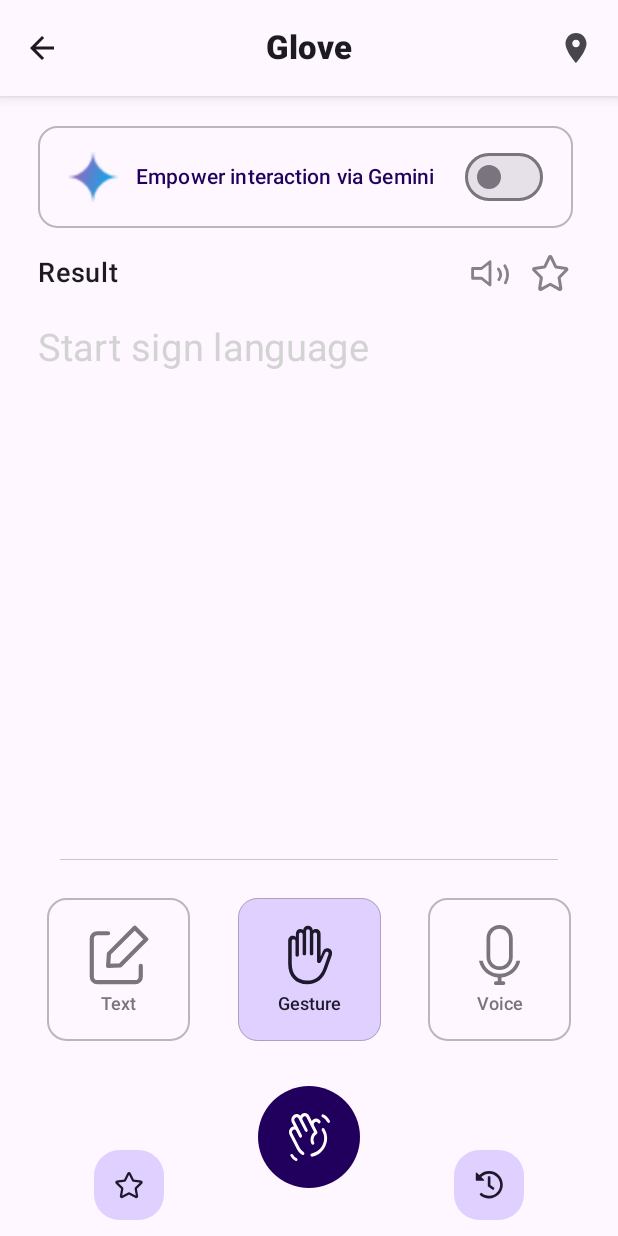
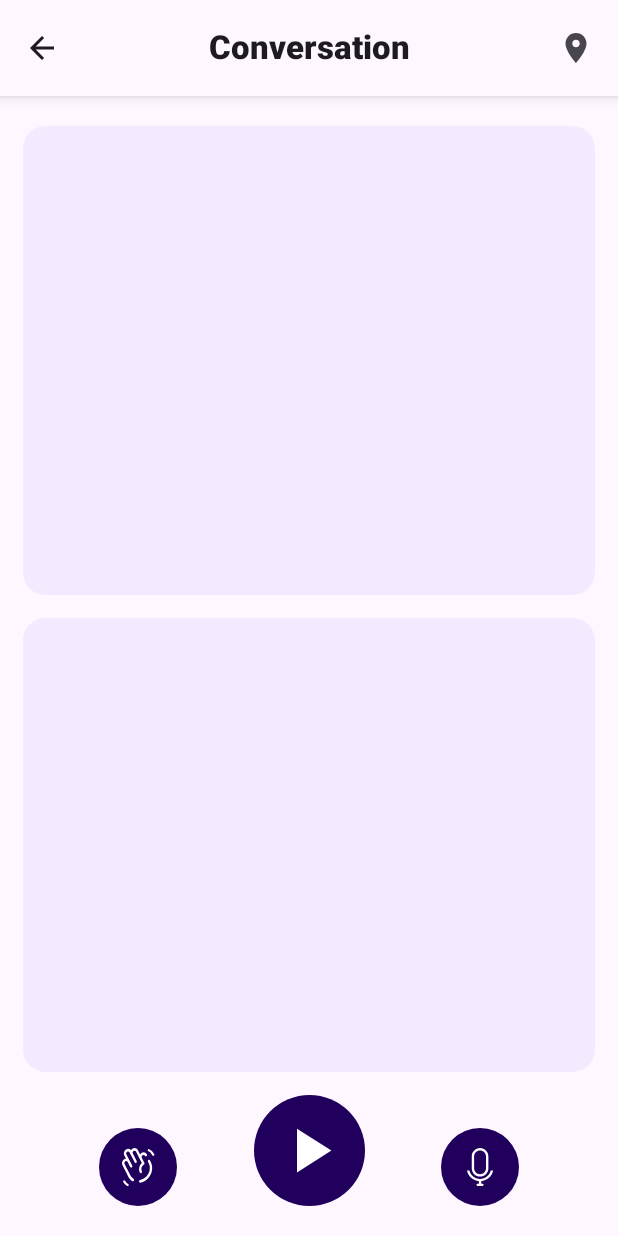
Before and after one commit to hackfest-Queentylion/gestra-revamp, an Android app built with Jetpack Compose: the conversation screen opened through its navigation route, on a phone screen of 412 x 824 dp. Run offline under Robolectric (Android 15) with nearby library versions, the light colour scheme and no system bars.

Commit message:
feat: conversation speech

```diff
--- /dev/null
+++ b/app/src/main/java/com/queentylion/gestra/ui/screens/conversation/Conversation.kt
@@ -0,0 +1,338 @@
+package com.queentylion.gestra.ui.screens.conversation
+
+import android.Manifest
+import android.content.Intent
+import android.os.Bundle
+import android.speech.RecognitionListener
+import android.speech.RecognizerIntent
+import android.speech.SpeechRecognizer
+import android.util.Log
+import androidx.compose.foundation.BorderStroke
+import androidx.compose.foundation.background
+import androidx.compose.foundation.border
+import androidx.compose.foundation.clickable
+import androidx.compose.foundation.layout.Arrangement
+import androidx.compose.foundation.layout.Box
+import androidx.compose.foundation.layout.Column
+import androidx.compose.foundation.layout.Row
+import androidx.compose.foundation.layout.calculateStartPadding
+import androidx.compose.foundation.layout.fillMaxHeight
+import androidx.compose.foundation.layout.fillMaxWidth
+import androidx.compose.foundation.layout.offset
+import androidx.compose.foundation.layout.padding
+import androidx.compose.foundation.layout.size
+import androidx.compose.foundation.shape.CircleShape
+import androidx.compose.foundation.shape.RoundedCornerShape
+import androidx.compose.material.icons.Icons
+import androidx.compose.material.icons.automirrored.filled.ArrowBack
+import androidx.compose.material.icons.filled.LocationOn
+import androidx.compose.material.icons.filled.PlayArrow
+import androidx.compose.material3.CenterAlignedTopAppBar
+import androidx.compose.material3.ExperimentalMaterial3Api
+import androidx.compose.material3.Icon
+import androidx.compose.material3.IconButton
+import androidx.compose.material3.MaterialTheme
+import androidx.compose.material3.Scaffold
+import androidx.compose.material3.Surface
+import androidx.compose.material3.Text
+import androidx.compose.runtime.Composable
+import androidx.compose.runtime.DisposableEffect
+import androidx.compose.runtime.getValue
+import androidx.compose.runtime.mutableStateOf
+import androidx.compose.runtime.remember
+import androidx.compose.runtime.rememberCoroutineScope
+import androidx.compose.runtime.setValue
+import androidx.compose.ui.Alignment
+import androidx.compose.ui.Modifier
+import androidx.compose.ui.draw.clip
+import androidx.compose.ui.graphics.Color
+import androidx.compose.ui.graphics.vector.ImageVector
+import androidx.compose.ui.platform.LocalContext
+import androidx.compose.ui.platform.LocalLifecycleOwner
+import androidx.compose.ui.res.vectorResource
+import androidx.compose.ui.text.font.FontWeight
+import androidx.compose.ui.text.style.TextOverflow
+import androidx.compose.ui.unit.LayoutDirection
+import androidx.compose.ui.unit.dp
+import androidx.compose.ui.unit.sp
+import androidx.navigation.NavController
+import com.google.accompanist.permissions.ExperimentalPermissionsApi
+import com.google.accompanist.permissions.isGranted
+import com.google.accompanist.permissions.rememberPermissionState
+import com.queentylion.gestra.R
+import com.queentylion.gestra.ui.screens.main.Routes
+import kotlinx.coroutines.Dispatchers
+import kotlinx.coroutines.launch
+import kotlinx.coroutines.withContext
+import java.util.Locale
+
+@OptIn(ExperimentalMaterial3Api::class, ExperimentalPermissionsApi::class)
+@Composable
+fun Conversation(
+    mainNavController: NavController
+) {
+    var gestureText by remember { mutableStateOf("") }
+    var speechText by remember { mutableStateOf("") }
+    var isRecording by remember { mutableStateOf(false) }
+
+    val context = LocalContext.current
+    val lifecycleOwner = LocalLifecycleOwner.current
+    val coroutineScope = rememberCoroutineScope()
+
+    val microphonePermissionState =
+        rememberPermissionState(Manifest.permission.RECORD_AUDIO)
+
+    val speechRecognizer = remember {
+        SpeechRecognizer.createSpeechRecognizer(context)
+    }
+    val recognitionListener = remember {
+        object : RecognitionListener {
+            override fun onReadyForSpeech(params: Bundle?) {
+                speechText = ""
+            }
+
+            override fun onBeginningOfSpeech() {}
+
+            override fun onRmsChanged(rmsdB: Float) {}
+
+            override fun onBufferReceived(buffer: ByteArray?) {}
+
+            override fun onEndOfSpeech() {
+                Log.d("SpeechRecognition", "End of speech")
+                isRecording = false
+            }
+
+            override fun onError(error: Int) {
+                Log.e("SpeechRecognition", "Error code: $error")
+                isRecording = false
+            }
+
+            override fun onResults(results: Bundle?) {
+                if (results == null) {
+                    speechText = ""
+                } else {
+                    val speechResult =
+                        results.getStringArrayList(SpeechRecognizer.RESULTS_RECOGNITION)?.get(0)
+                    speechResult?.let {
+                        Log.d("SpeechRecognition", "Recognized speech: $speechResult")
+                        speechText = speechResult
+                        isRecording = false
+                    }
+                }
+            }
+
+            override fun onPartialResults(partialResults: Bundle?) {
+                Log.d("SpeechRecognition", "Partial result received")
+                if (partialResults == null) {
+                    speechText = ""
+                } else {
+                    val results =
+                        partialResults.getStringArrayList(SpeechRecognizer.RESULTS_RECOGNITION)
+                    val partialResult = results?.firstOrNull() ?: ""
+                    coroutineScope.launch {
+                        withContext(Dispatchers.IO) {
+                            if (partialResult.isNotBlank()) {
+                                speechText = partialResult
+                            }
+                        }
+                    }
+                }
+            }
+
+            override fun onEvent(eventType: Int, params: Bundle?) {}
+
+        }
+    }
+
+    speechRecognizer.setRecognitionListener(recognitionListener)
+
+    DisposableEffect(lifecycleOwner) {
+        onDispose {
+            speechRecognizer.destroy()
+        }
+    }
+
+    Scaffold(
+        topBar = {
+            Surface(
+                shadowElevation = 5.dp
+            ) {
+                CenterAlignedTopAppBar(
+                    title = {
+                        Text(
+                            text = "Conversation",
+                            maxLines = 1,
+                            overflow = TextOverflow.Ellipsis,
+                            fontWeight = FontWeight.ExtraBold,
+                            fontSize = 22.sp
+                        )
+                    },
+                    navigationIcon = {
+                        IconButton(onClick = {
+                            mainNavController.navigate(Routes.NavScaffold)
+                        }) {
+                            Icon(
+                                imageVector = Icons.AutoMirrored.Filled.ArrowBack,
+                                contentDescription = "Go back to home page"
+                            )
+                        }
+                    },
+                    actions = {
+                        IconButton(onClick = { /* TODO: Create a profile page */ }) {
+                            Icon(
+                                imageVector = Icons.Filled.LocationOn,
+                                contentDescription = "Change language configuration"
+                            )
+                        }
+                    },
+                )
+            }
+        }
+    ) { paddingValues ->
+        Column(
+            verticalArrangement = Arrangement.Bottom,
+            modifier = Modifier
+                .padding(
+                    top = paddingValues.calculateTopPadding(),
+                    bottom = 20.dp,
+                    start = 15.dp,
+                    end = 15.dp
+                )
+                .fillMaxHeight()
+        ) {
+            Column(
+                modifier = Modifier
+                    .padding(top = 20.dp)
+                    .weight(1f)
+                    .fillMaxWidth()
+                    .clip(RoundedCornerShape(15.dp))
+                    .background(MaterialTheme.colorScheme.primaryContainer.copy(0.5f))
+            ) {
+                Text(
+                    text = gestureText,
+                    fontSize = 25.sp,
+                    lineHeight = 35.sp,
+                    color = MaterialTheme.colorScheme.onPrimaryContainer,
+                    modifier = Modifier.padding(12.dp)
+                )
+            }
+            Column(
+                modifier = Modifier
+                    .padding(vertical = 15.dp)
+                    .weight(1f)
+                    .fillMaxWidth()
+                    .clip(RoundedCornerShape(15.dp))
+                    .background(MaterialTheme.colorScheme.primaryContainer.copy(0.5f))
+            ) {
+                Text(
+                    text = speechText,
+                    fontSize = 25.sp,
+                    lineHeight = 35.sp,
+                    color = MaterialTheme.colorScheme.onPrimaryContainer,
+                    modifier = Modifier.padding(12.dp)
+                )
+            }
+            Row(
+                horizontalArrangement = Arrangement.SpaceEvenly,
+                verticalAlignment = Alignment.Bottom,
+                modifier = Modifier
+                    .background(MaterialTheme.colorScheme.background)
+                    .fillMaxWidth()
+            ) {
+                Box(
+                    modifier = Modifier
+                        .clip(CircleShape)
+                        .clickable {
+
+                        }
+                        .background(MaterialTheme.colorScheme.onPrimaryContainer)
+                ) {
+                    Icon(
+                        imageVector = ImageVector.vectorResource(R.drawable.ic_gesture_action),
+                        contentDescription = "Play button",
+                        tint = MaterialTheme.colorScheme.onPrimary,
+                        modifier = Modifier
+                            .padding(13.dp)
+                            .size(25.dp)
+                    )
+                }
+                Box(
+                    modifier = Modifier
+                        .clip(CircleShape)
+                        .clickable {
+
+                        }
+                        .background(MaterialTheme.colorScheme.onPrimaryContainer)
+                ) {
+                    Icon(
+                        imageVector = Icons.Filled.PlayArrow,
+                        contentDescription = "Play button",
+                        tint = MaterialTheme.colorScheme.onPrimary,
+                        modifier = Modifier
+                            .padding(12.dp)
+                            .size(50.dp)
+                    )
+                }
+                Box(
+                    modifier = Modifier
+                        .clip(CircleShape)
+                        .clickable {
+                            isRecording = !isRecording
+                            if (isRecording) {
+                                if (!microphonePermissionState.status.isGranted) {
+                                    Log.d("AudioPermission", "Asking for permission")
+                                    microphonePermissionState.launchPermissionRequest()
+                                    isRecording = !isRecording
+                                } else {
+                                    Log.d("AudioPermission", "Skipping permission")
+                                }
+
+                                if (microphonePermissionState.status.isGranted) {
+                                    Log.d("OpenMicrophone", "Opening microphone")
+                                    val intent =
+                                        Intent(RecognizerIntent.ACTION_RECOGNIZE_SPEECH).apply {
+                                            putExtra(
+                                                RecognizerIntent.EXTRA_LANGUAGE_MODEL,
+                                                RecognizerIntent.LANGUAGE_MODEL_FREE_FORM
+                                            )
+                                            putExtra(
+                                                RecognizerIntent.EXTRA_LANGUAGE,
+                                                Locale
+                                                    .getDefault()
+                                                    .toString()
+                                            )
+                                            putExtra(
+                                                RecognizerIntent.EXTRA_PARTIAL_RESULTS,
+                                                true
+                                            )
+                                            putExtra(
+                                                RecognizerIntent.EXTRA_SPEECH_INPUT_COMPLETE_SILENCE_LENGTH_MILLIS,
+                                                5000
+                                            )
+                                        }
+                                    speechRecognizer.startListening(intent)
+
+                                } else {
+                                    Log.d("OpenMicrophone", "Not opening microphone")
+                                }
+                            } else {
+                                speechRecognizer.stopListening()
+                            }
+                        }
+                        .background(MaterialTheme.colorScheme.onPrimaryContainer)
+                ) {
+                    Icon(
+                        imageVector = ImageVector.vectorResource(R.drawable.ic_microphone),
+                        contentDescription = "Play button",
+                        tint = MaterialTheme.colorScheme.onPrimary,
+                        modifier = Modifier
+                            .padding(13.dp)
+                            .size(25.dp)
+                    )
+                }
+
+            }
+        }
+
+    }
+}
--- a/app/src/main/java/com/queentylion/gestra/ui/screens/home/Home.kt
+++ b/app/src/main/java/com/queentylion/gestra/ui/screens/home/Home.kt
@@ -90,7 +90,9 @@ fun Home(
             item(span = {
                 GridItemSpan(maxLineSpan)
             }) {
-                FullPanel()
+                FullPanel(onPanelClick = {
+                    mainNavController.navigate(Routes.Conversation)
+                })
             }
             items(panelItems) { panelData ->
                 SmallPanel(data = panelData)
--- a/app/src/main/java/com/queentylion/gestra/ui/screens/main/Main.kt
+++ b/app/src/main/java/com/queentylion/gestra/ui/screens/main/Main.kt
@@ -8,12 +8,14 @@ import androidx.compose.ui.Modifier
 import androidx.navigation.compose.NavHost
 import androidx.navigation.compose.composable
 import androidx.navigation.compose.rememberNavController
+import com.queentylion.gestra.ui.screens.conversation.Conversation
 import com.queentylion.gestra.ui.screens.navscaffold.NavScaffold
 import com.queentylion.gestra.ui.screens.translate.Translate
 
 object Routes {
     const val NavScaffold = "nav_scaffold"
     const val Translate = "translate"
+    const val Conversation = "conversation"
 }
 
 @Composable
@@ -37,6 +39,12 @@ fun Main() {
                             animationSpec = tween(300)
                         )
 
+                    Routes.Conversation ->
+                        slideIntoContainer(
+                            AnimatedContentTransitionScope.SlideDirection.Up,
+                            animationSpec = tween(300)
+                        )
+
                     else -> null
                 }
             },
@@ -45,6 +53,12 @@ fun Main() {
                     Routes.Translate ->
                         slideOutOfContainer(
                             AnimatedContentTransitionScope.SlideDirection.Up,
+                            animationSpec = tween(300)
+                        )
+
+                    Routes.Conversation ->
+                        slideOutOfContainer(
+                            AnimatedContentTransitionScope.SlideDirection.Down,
                             animationSpec = tween(300)
                         )
 
@@ -82,5 +96,33 @@ fun Main() {
         ) {
             Translate(mainNavController = navController)
         }
+
+        composable(
+            Routes.Conversation,
+            enterTransition = {
+                when (initialState.destination.route) {
+                    Routes.NavScaffold ->
+                        slideIntoContainer(
+                            AnimatedContentTransitionScope.SlideDirection.Down,
+                            animationSpec = tween(300)
+                        )
+
+                    else -> null
+                }
+            },
+            exitTransition = {
+                when (targetState.destination.route) {
+                    Routes.NavScaffold ->
+                        slideOutOfContainer(
+                            AnimatedContentTransitionScope.SlideDirection.Up,
+                            animationSpec = tween(300)
+                        )
+
+                    else -> null
+                }
+            },
+        ) {
+            Conversation(mainNavController = navController)
+        }
     }
 }
--- a/app/src/main/java/com/queentylion/gestra/ui/screens/translate/Translate.kt
+++ b/app/src/main/java/com/queentylion/gestra/ui/screens/translate/Translate.kt
@@ -64,7 +64,7 @@ fun Translate(
                 CenterAlignedTopAppBar(
                     title = {
                         Text(
-                            text = "Glove",
+                            text = "Translate",
                             maxLines = 1,
                             overflow = TextOverflow.Ellipsis,
                             fontWeight = FontWeight.ExtraBold,
```
Also changed, not shown: app/src/main/java/com/queentylion/gestra/ui/composables/FullPanel.kt (+9 -3 lines).
